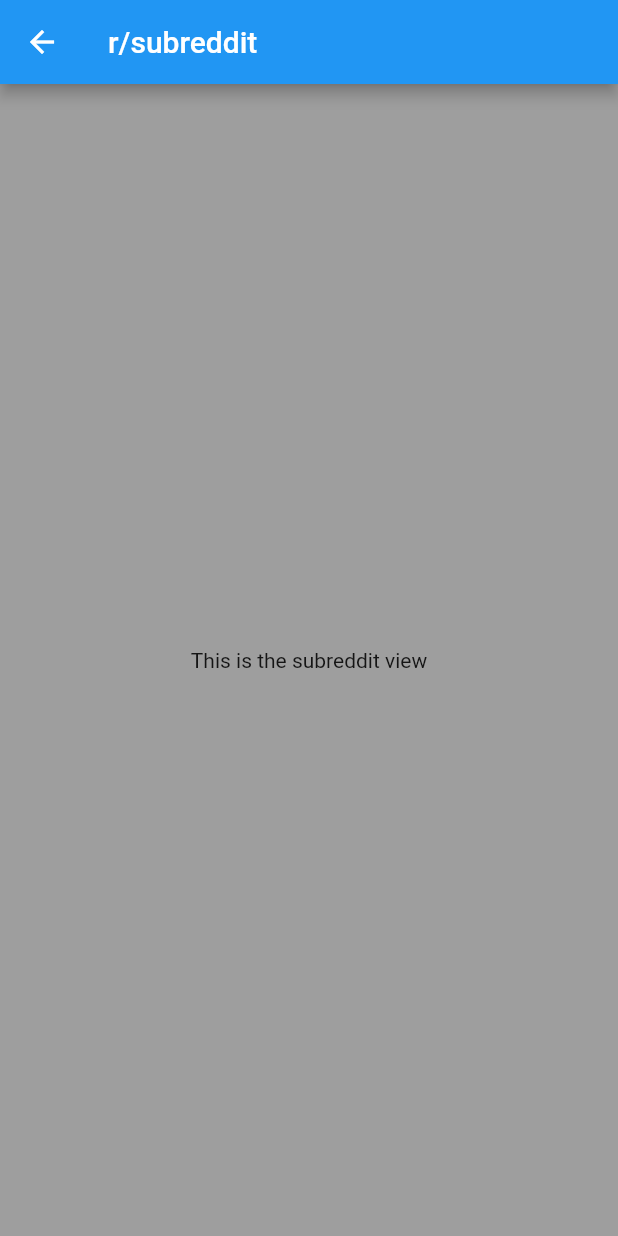
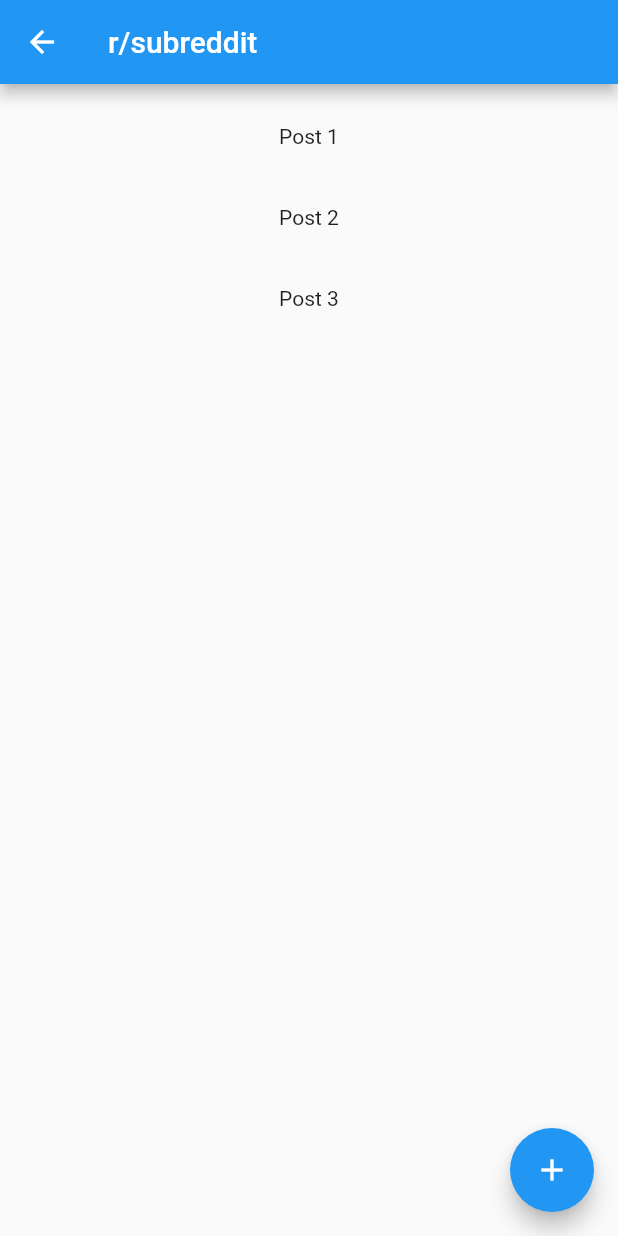
Before and after one commit to KaguneAstra/Yomu, a Flutter app: the screen it shows after launch, after a tap on "Goto subreddit view page", on a phone screen of 412 x 824 dp. Run offline on Flutter 3.47's test engine with Material 2 defaults, Android fonts, the phone set to English and light mode, and no system bars.

Commit message:
Adds an infinite scroller to the subreddit view

```diff
--- /dev/null
+++ b/haha.txt
@@ -0,0 +1 @@
+omegalul
--- a/lib/screens/subreddit_view/subreddit_view.dart
+++ b/lib/screens/subreddit_view/subreddit_view.dart
@@ -1,4 +1,7 @@
 import 'package:flutter/material.dart';
+//import 'package:yomu_for_reddit/widgets/container.dart';
+
+List<String> posts = <String>["Post 1", "Post 2", "Post 3"];
 
 class SubredditView extends StatefulWidget {
   @override
@@ -6,6 +9,12 @@ class SubredditView extends StatefulWidget {
 }
 
 class _SubredditViewState extends State<SubredditView> {
+  void addPostToList() {
+    setState(() {
+      posts.insert(posts.length, "A new post has arrived");
+    });
+  }
+
   @override
   Widget build(BuildContext context) {
     return Scaffold(
@@ -13,10 +22,30 @@ class _SubredditViewState extends State<SubredditView> {
       appBar: AppBar(
         title: Text("r/subreddit"),
       ),
-      body: Container(
-        child: Text("This is the subreddit view"),
-        alignment: Alignment.center,
-        color: Colors.grey,
+      body: Column(
+        children: <Widget>[
+          Expanded(
+            child: ListView.builder(
+              padding: const EdgeInsets.all(8),
+              itemCount: posts.length,
+              itemBuilder: (BuildContext context, int index) {
+                return Container(
+                  height: 50,
+                  margin: EdgeInsets.all(2),
+                  child: Center(
+                    child: Text('${posts[index]}'),
+                  ),
+                );
+              },
+            ),
+          ),
+        ],
+      ),
+      //This is just test code
+      floatingActionButton: FloatingActionButton(
+        onPressed: addPostToList,
+        tooltip: 'Increment',
+        child: Icon(Icons.add),
       ),
     );
   }
--- /dev/null
+++ b/temp.txt
@@ -0,0 +1 @@
+temp file
```
Also changed, not shown: lib/widgets/container.dart (added, +20 -0 lines).
